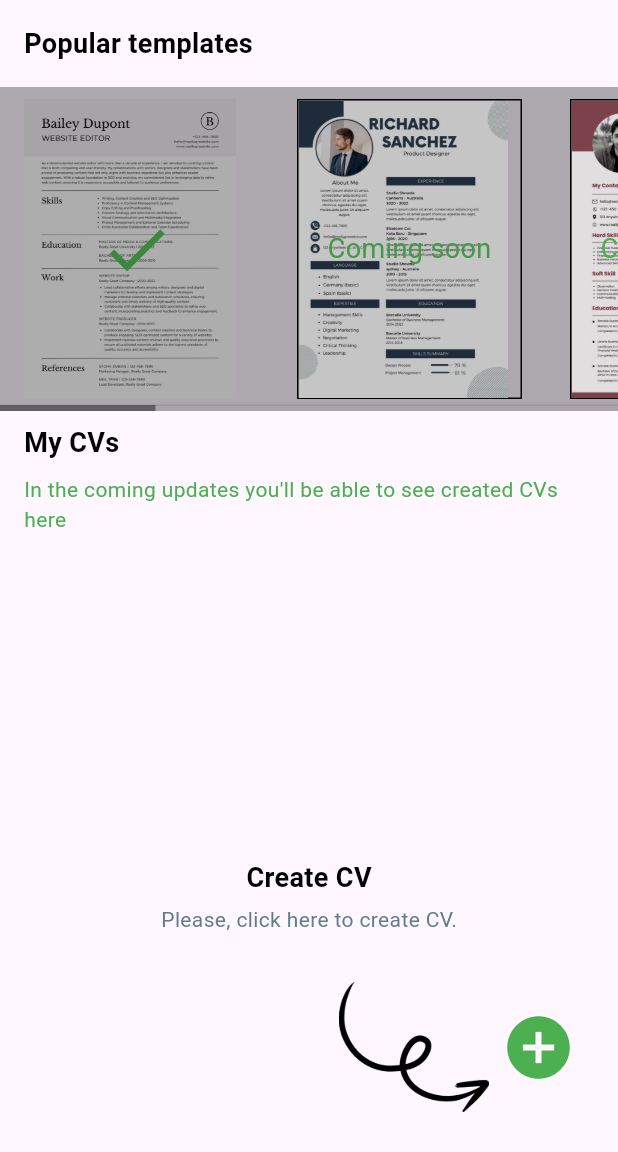
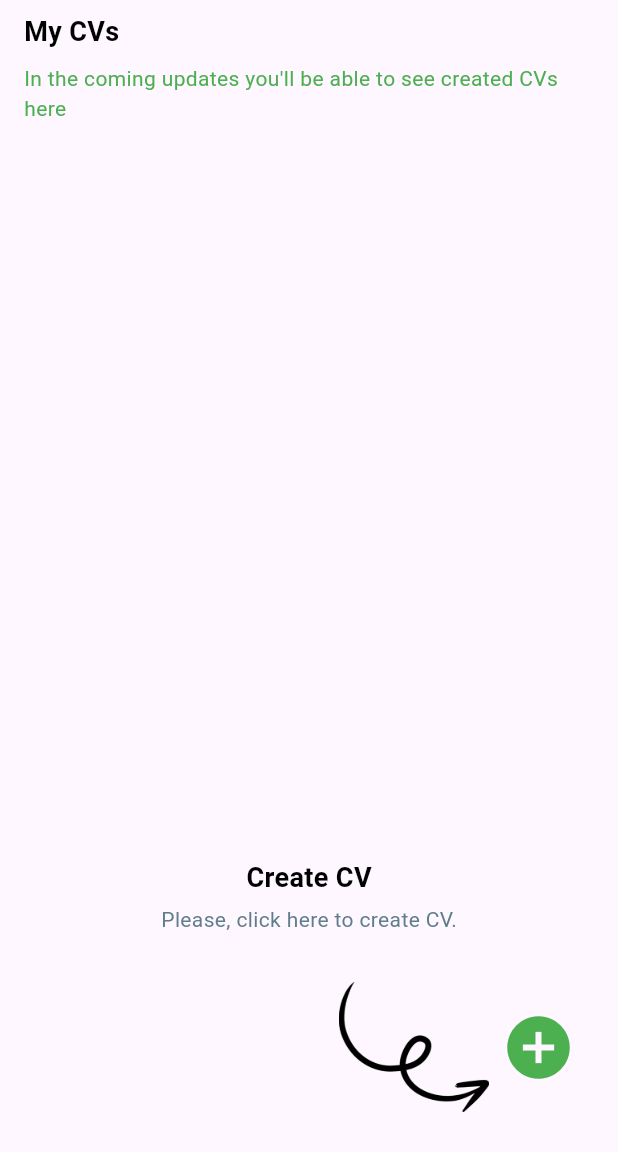
Before and after one commit to bilol-makhmudov/cvez, a Flutter app: the screen it shows after launch, on a phone screen of 412 x 824 dp, the part 84-1236 px from its top. Run offline on Flutter 3.47's test engine with Material 3 defaults, Android fonts, the phone set to English and light mode, and no system bars; our stand-ins replace email_validator, equatable, flutter_bloc, image_picker, pdf; missing offline and left inert: flutter_file_dialog, mailer, month_year_picker; Roboto replaces fonts that are missing (Outfit).

Commit message:
Template Screen | Template Screen created and integrated.

```diff
--- a/lib/main.dart
+++ b/lib/main.dart
@@ -1,6 +1,7 @@
 import 'package:cv_ez/src/blocs/bloc_barrel.dart';
 import 'package:cv_ez/src/views/fillingScreen/FillingScreen.dart';
 import 'package:cv_ez/src/views/homeScreen/HomeScreen.dart';
+import 'package:cv_ez/src/views/templateScreen/TemplateScreen.dart';
 import 'package:flutter/material.dart';
 import 'package:month_year_picker/month_year_picker.dart';
 import 'package:flutter_localizations/flutter_localizations.dart';
@@ -35,6 +36,8 @@ class MyApp extends StatelessWidget {
             return MaterialPageRoute(builder: (context) => HomeScreen());
           } else if (settings.name == FillingScreen.routeName) {
             return MaterialPageRoute(builder: (context) => FillingScreen());
+          }else if (settings.name == TemplateScreen.routeName) {
+            return MaterialPageRoute(builder: (context) => TemplateScreen());
           }
           return null;
         },
--- a/lib/src/views/homeScreen/HomeScreen.dart
+++ b/lib/src/views/homeScreen/HomeScreen.dart
@@ -48,41 +48,6 @@ class HomeScreen extends StatelessWidget {
         ),
         body: Column(
           children: [
-            Align(
-              alignment: Alignment.topLeft,
-              child: Padding(
-                padding: EdgeInsets.all(16.0),
-                child: Text(
-                  "Popular templates",
-                  style: TextStyle(
-                      color: Colors.black,
-                      fontSize: 18,
-                      fontFamily: "Outfit",
-                      fontWeight: FontWeight.bold),
-                ),
-              ),
-            ),
-            Scrollbar(
-              controller: templateScrollController,
-              thumbVisibility: true,
-              trackVisibility: true,
-              child: SingleChildScrollView(
-                controller: templateScrollController,
-                scrollDirection: Axis.horizontal,
-                child: const Row(
-                  children: [
-                    /*
-                    ComingSoonTemplate("assets/template2.jpg"),
-                    ComingSoonTemplate("assets/template3.jpg"),
-                    ComingSoonTemplate("assets/template4.jpg"),
-                    ComingSoonTemplate("assets/template5.jpg"),
-                    ComingSoonTemplate("assets/template6.jpg"),
-                     */
-                    ComingSoonTemplates()
-                  ],
-                ),
-              ),
-            ),
             Align(
               alignment: Alignment.topLeft,
               child: Padding(
@@ -147,13 +112,13 @@ class HomeScreen extends StatelessWidget {
                   Align(
                     alignment: Alignment.bottomRight,
                     child: IconButton(
-                      icon: Icon(
+                      icon: const Icon(
                         Icons.add_circle_outlined,
                         size: 50,
                         color: Colors.green,
                       ),
                       onPressed: () {
-                        Navigator.pushNamed(context, '/fillingScreen');
+                        Navigator.pushNamed(context, '/templateScreen');
                       },
                     ),
                   )
--- a/lib/src/views/homeScreen/comingSoonTemplate/ComingSoonTemplate.dart
+++ b/lib/src/views/homeScreen/comingSoonTemplate/ComingSoonTemplate.dart
@@ -13,21 +13,23 @@ class ComingSoonTemplates extends StatelessWidget {
       String assetPath = "assets/template$i.jpg";
 
       templates.add(
-        Padding(
+        GestureDetector(
+          onTap: () {
+            print(assetPath);
+          },
+          child: Padding(
             padding: const EdgeInsets.symmetric(vertical: 8.0, horizontal: 16),
-          child: Container(
+            child: SizedBox(
               height: 200,
               width: 150,
-            decoration: BoxDecoration(
-              border: Border.all(width: 1),
-            ),
               child: Stack(
                 children: [
                   ColorFiltered(
                     colorFilter: const ColorFilter.mode(Colors.black12, BlendMode.darken),
                     child: Image.asset(
                       assetPath,
-                    fit: BoxFit.fill,
+                      width: 150,
+                      height: 200,
                     ),
                   ),
                   const Align(
@@ -41,14 +43,20 @@ class ComingSoonTemplates extends StatelessWidget {
               ),
             ),
           ),
+        ),
       );
     }
 
-    return SingleChildScrollView(
-      scrollDirection: Axis.horizontal,
-      child: Row(
+    return GridView.count(
+      primary: false,
+      padding: const EdgeInsets.all(20),
+      crossAxisSpacing: 10,
+      mainAxisSpacing: 10,
+      crossAxisCount: 2,
+      scrollDirection: Axis.vertical,
+      physics: const ScrollPhysics(),
+      controller: ScrollController(),
       children: templates,
-      ),
     );
   }
 }
```
Also changed, not shown: lib/src/views/homeScreen/widgets/selectedTemplate.dart (+7 -1 lines), lib/src/views/templateScreen/TemplateScreen.dart (added, +40 -0 lines). Lines whose indentation alone changed are shown as unchanged.
